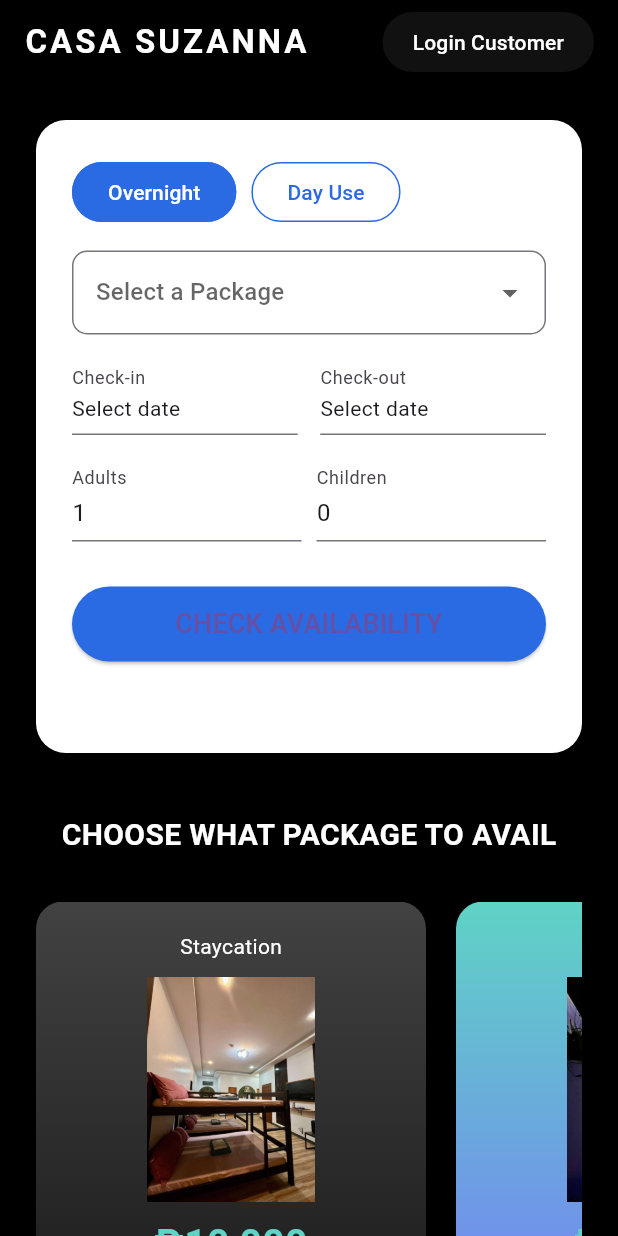
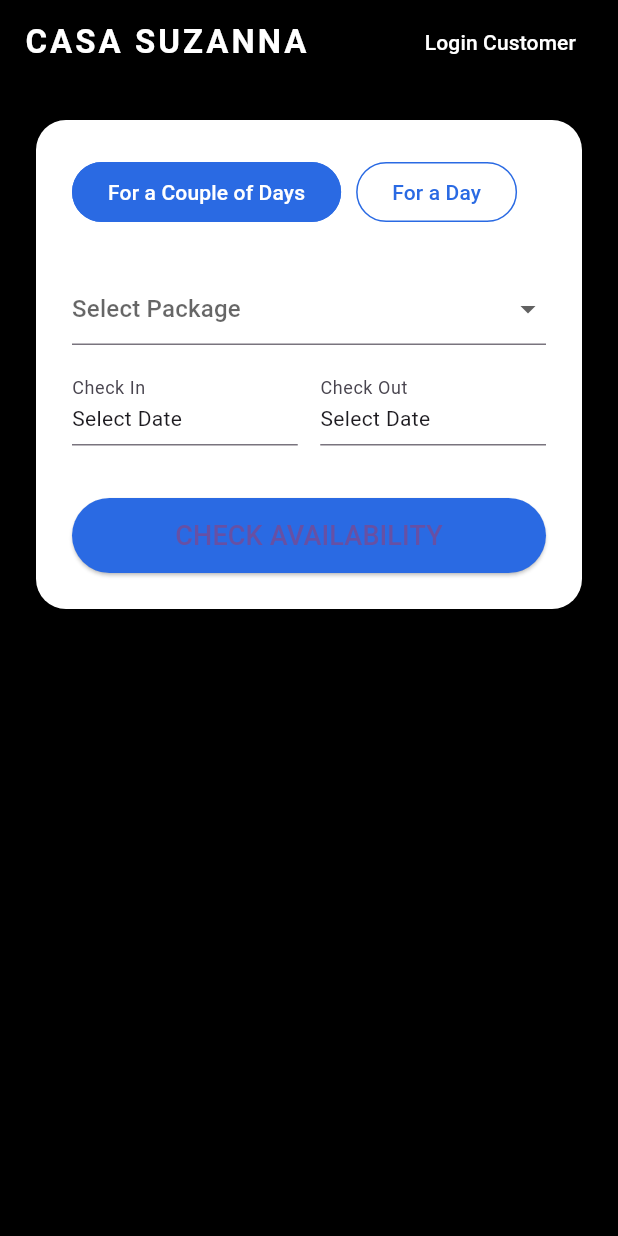
Before and after one commit to fritzy22/projectfilecasasuzanna, a Flutter app: the screen it shows after launch, on a phone screen of 412 x 824 dp. Run offline on Flutter 3.47's test engine with Material 3 defaults, Android fonts, the light colour scheme and no system bars; our stand-ins replace cloud_firestore, firebase_auth, firebase_core; accounts and stored records are empty; Roboto replaces fonts that are missing (Poppins).

Commit message:
Updated login UI and fixed booking price calculation

```diff
--- a/lib/home_page.dart
+++ b/lib/home_page.dart
@@ -18,32 +18,59 @@ class HomePage extends StatefulWidget {
 class _HomePageState extends State<HomePage> {
   bool overnight = true;
   int? selectedPackage;
-
   DateTime? checkIn;
   DateTime? checkOut;
 
-  int adults = 1;
-  int children = 0;
-
-  final TextEditingController childAgeController = TextEditingController();
+  int dayDurationHours = 12;
 
   bool isChecking = false;
+  bool showPackage = false;
+
   String availabilityMessage = "";
+  String durationText = "";
+  String totalAmountText = "";
 
-  /// Convert package ID to Firebase package name
+  /// PACKAGE DATA
+  final Map<int, Map<String, String>> packages = {
+    1: {
+      "name": "Staycation",
+      "price": "10000",
+      "image": "assets/images/stay.jpg"
+    },
+    2: {
+      "name": "Premium",
+      "price": "20000",
+      "image": "assets/images/hero.jpg"
+    },
+    3: {
+      "name": "Party Venue",
+      "price": "13000",
+      "image": "assets/images/partyy.jpg"
+    }
+  };
+
+  /// PACKAGE CAPACITY
+  final Map<int, int> packageCapacity = {
+    1: 25,
+    2: 50,
+    3: 50,
+  };
+
   String getPackageName(int? id) {
-    switch (id) {
-      case 1:
-        return "Staycation";
-      case 2:
-        return "Premium";
-      case 3:
-        return "Party Venue";
-      default:
-        return "";
-    }
+    return packages[id]?["name"] ?? "";
   }
 
+  /// RESET FORM
+  void resetForm() {
+    checkIn = null;
+    checkOut = null;
+    durationText = "";
+    availabilityMessage = "";
+    totalAmountText = "";
+    showPackage = false;
+  }
+
+  /// DATE PICKER
   Future<void> pickDate(bool isCheckIn) async {
     final date = await showDatePicker(
       context: context,
@@ -57,32 +84,89 @@ class _HomePageState extends State<HomePage> {
     setState(() {
       if (isCheckIn) {
         checkIn = date;
-        if (!overnight) checkOut = date;
+        if (!overnight) {
+          checkOut = date;
+        }
       } else {
         checkOut = date;
       }
+
+      showPackage = false;
+      availabilityMessage = "";
+      durationText = "";
+      totalAmountText = "";
     });
   }
 
-  /// CHECK AVAILABILITY FROM FIREBASE
+  /// CALCULATE DURATION
+  int calculateDays() {
+    if (!overnight) return 1;
+    if (checkIn == null || checkOut == null) return 1;
+
+    int days = checkOut!.difference(checkIn!).inDays;
+    if (days == 0) days = 1;
+    return days;
+  }
+
+  void calculateDuration() {
+    if (checkIn == null) return;
+
+    if (!overnight) {
+      durationText = "Duration: $dayDurationHours Hours";
+    } else {
+      int days = calculateDays();
+      int hours = days * 24;
+      durationText = "Duration: $days Day(s) ($hours hrs)";
+    }
+  }
+
+  /// CALCULATE TOTAL AMOUNT
+  void calculateTotalAmount() {
+    if (selectedPackage == null) return;
+
+    int packagePrice = int.parse(packages[selectedPackage]!["price"]!);
+
+    int days = 1;
+
+    if (!overnight) {
+      // 12hrs or 24hrs per day
+      if (dayDurationHours == 12) {
+        totalAmountText = "Total Amount: ₱${(packagePrice / 2).toInt()}";
+        return;
+      } else {
+        totalAmountText = "Total Amount: ₱$packagePrice";
+        return;
+      }
+    } else {
+      // Overnight / per day booking
+      days = calculateDays();
+      int total = packagePrice * days;
+      totalAmountText = "Total Amount: ₱$total";
+    }
+  }
+
+  /// CHECK AVAILABILITY
   Future<void> checkAvailability() async {
     if (selectedPackage == null || checkIn == null || checkOut == null) {
       setState(() {
         availabilityMessage = "Please select package and dates.";
+        showPackage = false;
+        totalAmountText = "";
       });
       return;
     }
 
+    calculateDuration();
+    calculateTotalAmount();
+
     setState(() {
       isChecking = true;
       availabilityMessage = "";
+      showPackage = false;
     });
 
     try {
       String packageName = getPackageName(selectedPackage);
-
-      DateTime start = checkIn!;
-      DateTime end = checkOut!;
 
       QuerySnapshot snapshot = await FirebaseFirestore.instance
           .collection('bookings')
@@ -91,37 +175,34 @@ class _HomePageState extends State<HomePage> {
           .get();
 
       bool available = true;
-      DateTime? nextAvailable;
 
       for (var doc in snapshot.docs) {
-        DateTime bookedStart =
-            (doc['startDate'] as Timestamp).toDate();
+        DateTime bookedStart = (doc['startDate'] as Timestamp).toDate();
+        DateTime bookedEnd = (doc['endDate'] as Timestamp).toDate();
 
-        DateTime bookedEnd =
-            (doc['endDate'] as Timestamp).toDate();
-
-        /// Prevent double booking
         bool overlap =
-            start.isBefore(bookedEnd) && end.isAfter(bookedStart);
+            checkIn!.isBefore(bookedEnd) && checkOut!.isAfter(bookedStart);
 
         if (overlap) {
           available = false;
-          nextAvailable = bookedEnd;
           break;
         }
       }
 
       setState(() {
         if (available) {
-          availabilityMessage = "✅ Package is AVAILABLE";
+          availabilityMessage = "✅ Package Available!";
+          showPackage = true;
         } else {
-          availabilityMessage =
-              "❌ Package NOT AVAILABLE\nNext available: ${DateFormat('MMM dd yyyy').format(nextAvailable!)}";
+          availabilityMessage = "❌ Package Not Available";
+          showPackage = false;
+          totalAmountText = "";
         }
       });
     } catch (e) {
       setState(() {
         availabilityMessage = "Error checking availability";
+        totalAmountText = "";
       });
     }
 
@@ -143,18 +224,11 @@ class _HomePageState extends State<HomePage> {
               onPressed: () {
                 Navigator.push(
                   context,
-                  MaterialPageRoute(
-                    builder: (context) => const LoginCustomerPage(),
-                  ),
+                  MaterialPageRoute(builder: (context) => const LoginCustomerPage()),
                 );
               },
-              style: TextButton.styleFrom(
-                backgroundColor: AppColors.grayDark,
-                padding: const EdgeInsets.symmetric(horizontal: 20),
-                shape: const StadiumBorder(),
-              ),
               child: const Text(
-                'Login Customer',
+                "Login Customer",
                 style: TextStyle(color: Colors.white),
               ),
             ),
@@ -166,150 +240,119 @@ class _HomePageState extends State<HomePage> {
         child: Column(
           children: [
             _searchCard(),
-            const SizedBox(height: 40),
-            const Text(
-              'CHOOSE WHAT PACKAGE TO AVAIL',
-              style: AppText.sectionTitle,
-            ),
+            const SizedBox(height: 20),
+            if (durationText.isNotEmpty)
+              Text(
+                durationText,
+                style: const TextStyle(fontSize: 16, fontWeight: FontWeight.bold),
+              ),
+            const SizedBox(height: 10),
+            if (availabilityMessage.isNotEmpty)
+              Text(
+                availabilityMessage,
+                textAlign: TextAlign.center,
+                style: const TextStyle(fontSize: 18, fontWeight: FontWeight.bold),
+              ),
+            const SizedBox(height: 10),
+            if (totalAmountText.isNotEmpty)
+              Text(
+                totalAmountText,
+                style: const TextStyle(fontSize: 18, fontWeight: FontWeight.bold, color: Colors.green),
+              ),
             const SizedBox(height: 30),
-            _packagesRow(),
+            if (showPackage && selectedPackage != null) _packageResultCard()
           ],
         ),
       ),
     );
   }
 
+  /// SEARCH FORM
   Widget _searchCard() {
     return Container(
       padding: const EdgeInsets.all(24),
       decoration: BoxDecoration(
-        color: AppColors.white,
+        color: Colors.white,
         borderRadius: BorderRadius.circular(20),
       ),
       child: Column(
         children: [
           Row(
             children: [
-              _tab('Overnight', overnight, () {
-                setState(() => overnight = true);
+              _tab('For a Couple of Days', overnight, () {
+                setState(() {
+                  overnight = true;
+                  resetForm();
+                });
               }),
               const SizedBox(width: 10),
-              _tab('Day Use', !overnight, () {
+              _tab('For a Day', !overnight, () {
                 setState(() {
                   overnight = false;
-                  checkOut = checkIn;
+                  resetForm();
                 });
               }),
             ],
           ),
-
           const SizedBox(height: 15),
-
+          if (!overnight)
+            DropdownButtonFormField<int>(
+              value: dayDurationHours,
+              decoration: const InputDecoration(labelText: "Select Duration"),
+              items: const [
+                DropdownMenuItem(value: 12, child: Text("12 Hours")),
+                DropdownMenuItem(value: 24, child: Text("24 Hours")),
+              ],
+              onChanged: (val) {
+                setState(() {
+                  dayDurationHours = val!;
+                  resetForm();
+                });
+              },
+            ),
+          const SizedBox(height: 15),
           DropdownButtonFormField<int>(
-            initialValue: selectedPackage,
-            hint: const Text('Select a Package'),
+            value: selectedPackage,
+            hint: const Text('Select Package'),
             items: const [
-              DropdownMenuItem(value: 1, child: Text('Staycation')),
-              DropdownMenuItem(value: 2, child: Text('Premium')),
-              DropdownMenuItem(value: 3, child: Text('Party Venue')),
+              DropdownMenuItem(value: 1, child: Text("Staycation")),
+              DropdownMenuItem(value: 2, child: Text("Premium")),
+              DropdownMenuItem(value: 3, child: Text("Party Venue")),
             ],
             onChanged: (val) {
               setState(() {
                 selectedPackage = val;
+                resetForm();
               });
             },
-            decoration: InputDecoration(
-              border: OutlineInputBorder(
-                borderRadius: BorderRadius.circular(10),
+          ),
+          const SizedBox(height: 15),
+          Row(
+            children: [
+              Expanded(child: _dateField("Check In", checkIn, () => pickDate(true))),
+              const SizedBox(width: 15),
+              Expanded(child: _dateField("Check Out", checkOut, overnight ? () => pickDate(false) : null)),
+            ],
+          ),
+          const SizedBox(height: 15),
+          if (selectedPackage != null)
+            Align(
+              alignment: Alignment.centerLeft,
+              child: Text(
+                "PAX: ${packageCapacity[selectedPackage]!}",
+                style: const TextStyle(fontSize: 16, fontWeight: FontWeight.bold),
               ),
             ),
-          ),
-
-          const SizedBox(height: 15),
-
-          Row(
-            children: [
-              Expanded(
-                child: _dateField('Check-in', checkIn, () => pickDate(true)),
-              ),
-              const SizedBox(width: 15),
-              Expanded(
-                child: _dateField(
-                  'Check-out',
-                  checkOut,
-                  overnight ? () => pickDate(false) : null,
-                ),
-              ),
-            ],
-          ),
-
-          const SizedBox(height: 15),
-
-          Row(
-            children: [
-              Expanded(
-                child: TextFormField(
-                  initialValue: "1",
-                  keyboardType: TextInputType.number,
-                  decoration: const InputDecoration(labelText: "Adults"),
-                  onChanged: (val) {
-                    adults = int.tryParse(val) ?? 1;
-                  },
-                ),
-              ),
-              const SizedBox(width: 10),
-              Expanded(
-                child: TextFormField(
-                  initialValue: "0",
-                  keyboardType: TextInputType.number,
-                  decoration: const InputDecoration(labelText: "Children"),
-                  onChanged: (val) {
-                    setState(() {
-                      children = int.tryParse(val) ?? 0;
-                    });
-                  },
-                ),
-              ),
-            ],
-          ),
-
-          const SizedBox(height: 10),
-
-          if (children > 0)
-            TextField(
-              controller: childAgeController,
-              decoration: const InputDecoration(
-                labelText: "Child Age",
-                hintText: "Example: 5,8",
-              ),
-            ),
-
           const SizedBox(height: 20),
-
           ElevatedButton(
             onPressed: checkAvailability,
             style: ElevatedButton.styleFrom(
               backgroundColor: AppColors.blue,
               minimumSize: const Size(double.infinity, 50),
-              shape: const StadiumBorder(),
             ),
             child: isChecking
                 ? const CircularProgressIndicator(color: Colors.white)
-                : const Text(
-                    'CHECK AVAILABILITY',
-                    style: TextStyle(fontSize: 18),
-                  ),
-          ),
-
-          const SizedBox(height: 15),
-
-          Text(
-            availabilityMessage,
-            textAlign: TextAlign.center,
-            style: const TextStyle(
-              fontSize: 16,
-              fontWeight: FontWeight.bold,
-            ),
+                : const Text("CHECK AVAILABILITY", style: TextStyle(fontSize: 18)),
           ),
         ],
       ),
@@ -336,86 +379,46 @@ class _HomePageState extends State<HomePage> {
       onTap: onTap,
       child: InputDecorator(
         decoration: InputDecoration(labelText: label),
-        child: Text(
-          value == null
-              ? 'Select date'
-              : DateFormat('yyyy-MM-dd').format(value),
-        ),
+        child: Text(value == null ? "Select Date" : DateFormat('yyyy-MM-dd').format(value)),
       ),
     );
   }
 
-  Widget _packagesRow() {
-    return SizedBox(
-      height: 360,
-      child: ListView(
-        scrollDirection: Axis.horizontal,
-        children: [
-          _packageCard(1, 'Staycation', 'assets/images/stay.jpg', '₱10,000'),
-          const SizedBox(width: 20),
-          _packageCard(2, 'Premium', 'assets/images/hero.jpg', '₱20,000',
-              featured: true),
-          const SizedBox(width: 20),
-          _packageCard(3, 'Party Venue', 'assets/images/partyy.jpg', '₱13,000'),
-        ],
-      ),
-    );
-  }
-
-  Widget _packageCard(
-    int id,
-    String title,
-    String img,
-    String price, {
-    bool featured = false,
-  }) {
-    if (selectedPackage != null && selectedPackage != id) {
-      return const SizedBox.shrink();
-    }
+  Widget _packageResultCard() {
+    var data = packages[selectedPackage]!;
 
     return Container(
-      width: 260,
+      width: 320,
       padding: const EdgeInsets.all(20),
-      decoration: AppDecorations.packageCard(featured: featured),
+      decoration: BoxDecoration(
+        color: Colors.white,
+        borderRadius: BorderRadius.circular(20),
+        boxShadow: const [BoxShadow(color: Colors.black12, blurRadius: 10, spreadRadius: 2)],
+      ),
       child: Column(
         children: [
-          Text(title, style: const TextStyle(color: Colors.white)),
+          Image.asset(data["image"]!, height: 180, fit: BoxFit.cover),
           const SizedBox(height: 10),
-          Image.asset(img, height: 150, fit: BoxFit.cover),
+          Text(data["name"]!, style: const TextStyle(fontSize: 20, fontWeight: FontWeight.bold)),
+          Text("₱${data["price"]!}", style: const TextStyle(fontSize: 18, color: Colors.green)),
           const SizedBox(height: 10),
-          Text(price, style: AppText.price),
-          const SizedBox(height: 10),
+          Text("PAX: ${packageCapacity[selectedPackage]!}", style: const TextStyle(fontSize: 16, fontWeight: FontWeight.bold)),
+          const SizedBox(height: 15),
           ElevatedButton(
-            style: ElevatedButton.styleFrom(
-              backgroundColor: AppColors.gold,
-              shape: const StadiumBorder(),
-            ),
+            style: ElevatedButton.styleFrom(backgroundColor: AppColors.gold),
             onPressed: () {
-              if (id == 1) {
-                Navigator.push(
-                  context,
-                  MaterialPageRoute(
-                    builder: (_) => const StaycationDetailsPage(),
-                  ),
-                );
-              } else if (id == 2) {
-                Navigator.push(
-                  context,
-                  MaterialPageRoute(
-                    builder: (_) => const PremiumDetailsPage(),
-                  ),
-                );
-              } else if (id == 3) {
-                Navigator.push(
-                  context,
-                  MaterialPageRoute(
-                    builder: (_) => const PartyDetailsPage(),
-                  ),
-                );
+              if (selectedPackage == 1) {
+                Navigator.push(context, MaterialPageRoute(builder: (_) => const StaycationDetailsPage()));
+              }
+              if (selectedPackage == 2) {
+                Navigator.push(context, MaterialPageRoute(builder: (_) => const PremiumDetailsPage()));
+              }
+              if (selectedPackage == 3) {
+                Navigator.push(context, MaterialPageRoute(builder: (_) => const PartyDetailsPage()));
               }
             },
-            child: const Text('View Details'),
-          ),
+            child: const Text("View Details"),
+          )
         ],
       ),
     );
```
Also changed, not shown: lib/logincustomer.dart (+133 -60 lines).
